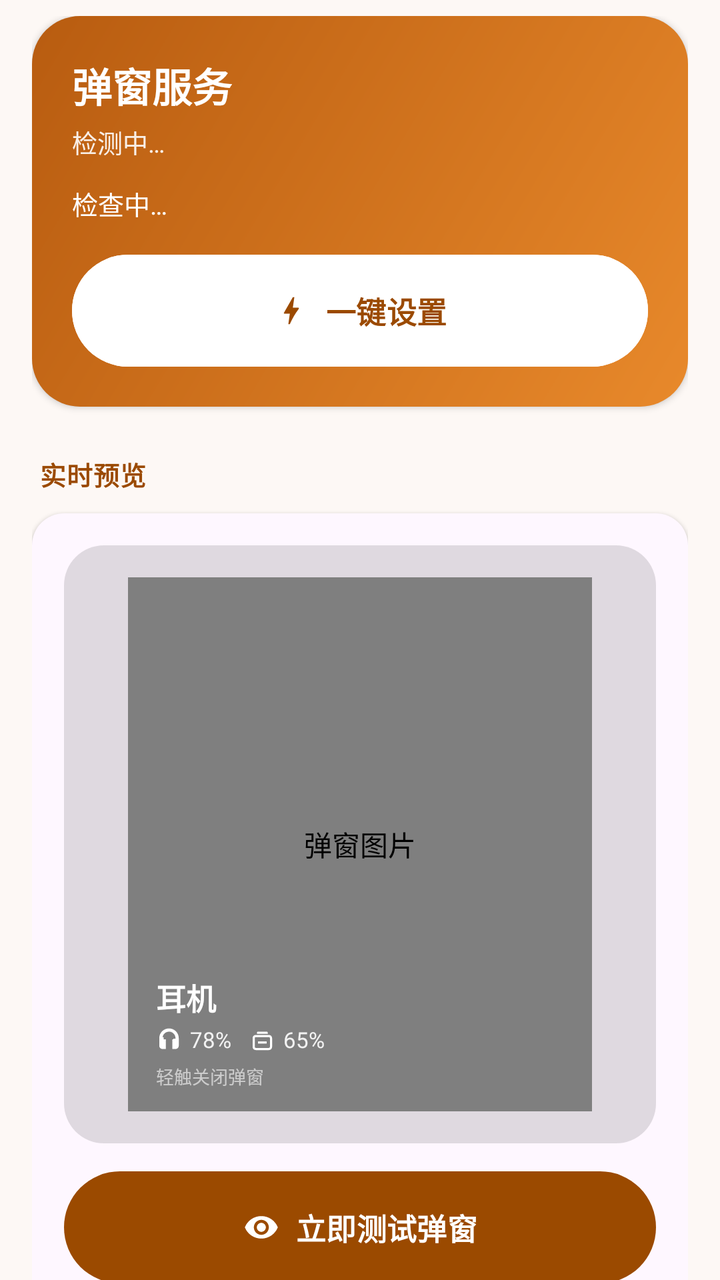
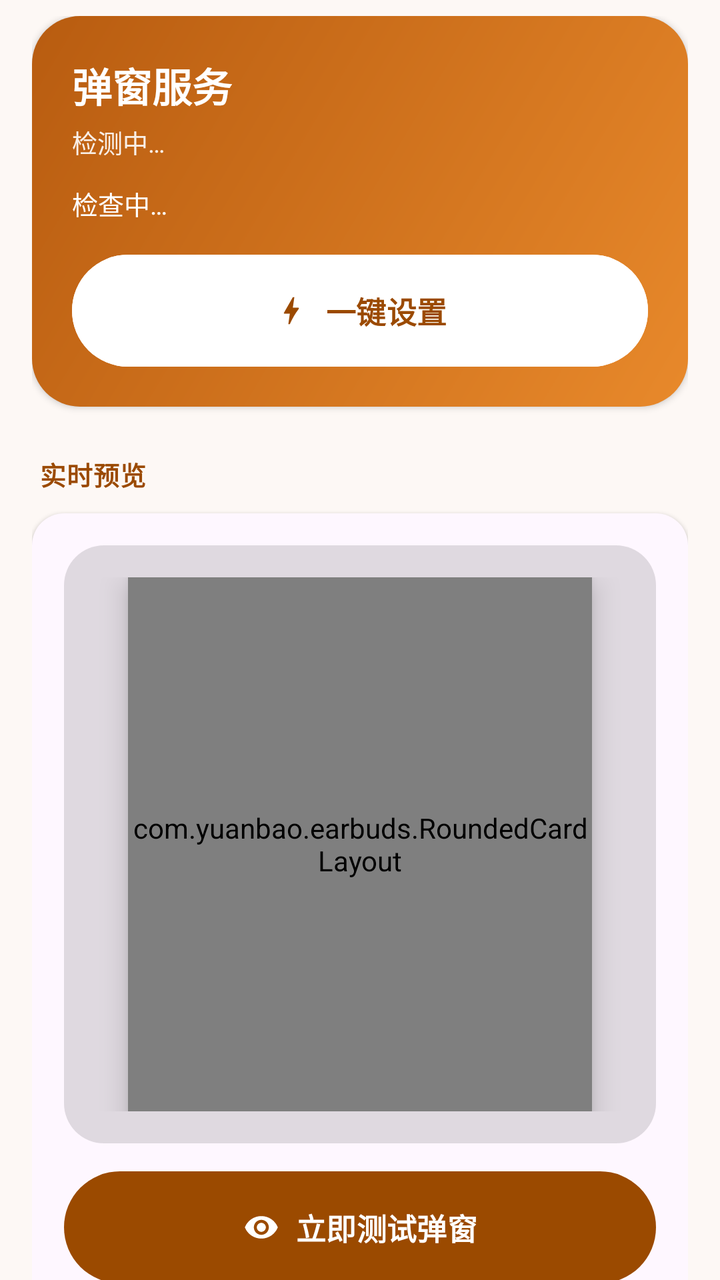

Compare the two renders of this Android layout. The source of the first and the diff that turns it into the second are given below.
<!-- AndroidManifest.xml: application theme AppTheme -->
<!-- res/layout/tab_home.xml -->
<?xml version="1.0" encoding="utf-8"?>
<androidx.core.widget.NestedScrollView xmlns:android="http://schemas.android.com/apk/res/android"
    xmlns:app="http://schemas.android.com/apk/res-auto"
    android:layout_width="match_parent"
    android:layout_height="match_parent"
    android:clipToPadding="false"
    android:overScrollMode="never"
    android:paddingStart="16dp"
    android:paddingTop="8dp"
    android:paddingEnd="16dp"
    android:paddingBottom="96dp">

    

    <LinearLayout
        android:layout_width="match_parent"
        android:layout_height="wrap_content"
        android:orientation="vertical">

        
        <LinearLayout
            android:layout_width="match_parent"
            android:layout_height="wrap_content"
            android:background="@drawable/bg_hero"
            android:elevation="2dp"
            android:orientation="vertical"
            android:padding="20dp">

            <TextView
                android:layout_width="wrap_content"
                android:layout_height="wrap_content"
                android:text="弹窗服务"
                android:textColor="#FFFFFFFF"
                android:textSize="20sp"
                android:textStyle="bold" />

            <TextView
                android:id="@+id/tvDevice"
                android:layout_width="wrap_content"
                android:layout_height="wrap_content"
                android:layout_marginTop="4dp"
                android:alpha="0.9"
                android:text="检测中…"
                android:textColor="#FFFFFFFF"
                android:textSize="12.5sp" />

            <TextView
                android:id="@+id/permStatus"
                android:layout_width="match_parent"
                android:layout_height="wrap_content"
                android:layout_marginTop="12dp"
                android:lineSpacingExtra="3dp"
                android:text="检查中…"
                android:textColor="#FFFFFFFF"
                android:textSize="13sp" />

            <com.google.android.material.button.MaterialButton
                android:id="@+id/btnSetup"
                style="@style/AppButton"
                android:layout_width="match_parent"
                android:layout_height="wrap_content"
                android:layout_marginTop="16dp"
                android:backgroundTint="#FFFFFFFF"
                android:text="一键设置"
                android:textColor="#FF9B4A00"
                app:icon="@drawable/ic_bolt"
                app:iconGravity="textStart"
                app:iconTint="#FF9B4A00" />
        </LinearLayout>

        
        <TextView
            style="@style/TextSectionTitle"
            android:layout_marginStart="4dp"
            android:layout_marginTop="24dp"
            android:text="实时预览" />

        <LinearLayout
            android:layout_width="match_parent"
            android:layout_height="wrap_content"
            android:layout_marginTop="10dp"
            android:background="@drawable/bg_group"
            android:elevation="1dp"
            android:orientation="vertical"
            android:padding="16dp">

            <FrameLayout
                android:layout_width="match_parent"
                android:layout_height="wrap_content"
                android:background="@drawable/bg_stage"
                android:padding="16dp">

                <LinearLayout
                    android:id="@+id/pvCard"
                    android:layout_width="232dp"
                    android:layout_height="267dp"
                    android:layout_gravity="center_horizontal"
                    android:elevation="8dp"
                    android:orientation="vertical">

                    <FrameLayout
                        android:id="@+id/pvImageArea"
                        android:layout_width="match_parent"
                        android:layout_height="match_parent">

                        <com.yuanbao.earbuds.RoundedImageView
                            android:id="@+id/pvImage"
                            android:layout_width="match_parent"
                            android:layout_height="match_parent"
                            android:contentDescription="弹窗图片"
                            android:scaleType="matrix" />

                        <View
                            android:id="@+id/pvGradient"
                            android:layout_width="match_parent"
                            android:layout_height="52dp"
                            android:layout_gravity="bottom"
                            android:importantForAccessibility="no" />

                        <LinearLayout
                            android:id="@+id/pvDetail"
                            android:layout_width="match_parent"
                            android:layout_height="wrap_content"
                            android:layout_gravity="bottom"
                            android:orientation="vertical"
                            android:paddingStart="14dp"
                            android:paddingEnd="14dp"
                            android:paddingTop="7dp"
                            android:paddingBottom="11dp">

                            <TextView
                                android:id="@+id/pvDeviceName"
                                android:layout_width="match_parent"
                                android:layout_height="wrap_content"
                                android:ellipsize="end"
                                android:includeFontPadding="false"
                                android:lines="1"
                                android:singleLine="true"
                                android:text="耳机"
                                android:textColor="#FFFFFFFF"
                                android:textSize="15sp"
                                android:textStyle="bold" />

                            <LinearLayout
                                android:layout_width="match_parent"
                                android:layout_height="wrap_content"
                                android:layout_marginTop="4dp"
                                android:gravity="center_vertical"
                                android:orientation="horizontal">

                                <ImageView
                                    android:layout_width="13dp"
                                    android:layout_height="13dp"
                                    android:contentDescription="电量"
                                    android:src="@drawable/ic_earbuds" />

                                <TextView
                                    android:id="@+id/pvBattery"
                                    android:layout_width="wrap_content"
                                    android:layout_height="wrap_content"
                                    android:layout_marginStart="4dp"
                                    android:includeFontPadding="false"
                                    android:lines="1"
                                    android:singleLine="true"
                                    android:text="78%"
                                    android:textColor="#E6FFFFFF"
                                    android:textSize="11sp" />

                                <ImageView
                                    android:layout_width="13dp"
                                    android:layout_height="13dp"
                                    android:layout_marginStart="9dp"
                                    android:contentDescription="充电盒"
                                    android:src="@drawable/ic_case" />

                                <TextView
                                    android:id="@+id/pvCase"
                                    android:layout_width="wrap_content"
                                    android:layout_height="wrap_content"
                                    android:layout_marginStart="4dp"
                                    android:includeFontPadding="false"
                                    android:lines="1"
                                    android:singleLine="true"
                                    android:text="65%"
                                    android:textColor="#E6FFFFFF"
                                    android:textSize="11sp" />
                            </LinearLayout>

                            <TextView
                                android:id="@+id/pvTip"
                                android:layout_width="match_parent"
                                android:layout_height="wrap_content"
                                android:layout_marginTop="5dp"
                                android:includeFontPadding="false"
                                android:lines="1"
                                android:singleLine="true"
                                android:text="轻触关闭弹窗"
                                android:textColor="#99FFFFFF"
                                android:textSize="9sp" />

                            <TextView
                                android:id="@+id/pvInfo"
                                android:layout_width="wrap_content"
                                android:layout_height="wrap_content"
                                android:visibility="gone" />
                        </LinearLayout>
                    </FrameLayout>
                </LinearLayout>
            </FrameLayout>

            <com.google.android.material.button.MaterialButton
                android:id="@+id/btnTest"
                style="@style/AppButton"
                android:layout_width="match_parent"
                android:layout_height="wrap_content"
                android:layout_marginTop="14dp"
                android:text="立即测试弹窗"
                app:icon="@drawable/ic_preview"
                app:iconGravity="textStart" />
        </LinearLayout>

        
        <TextView
            style="@style/TextSectionTitle"
            android:layout_marginStart="4dp"
            android:layout_marginTop="24dp"
            android:text="快捷操作" />

        <LinearLayout
            style="@style/AppGroup"
            android:layout_marginTop="10dp"
            android:elevation="1dp">

            <LinearLayout
                android:id="@+id/rowBlockMi"
                style="@style/AppRow">

                <ImageView
                    style="@style/AppRowIcon"
                    android:contentDescription="屏蔽"
                    android:src="@drawable/ic_shield" />

                <LinearLayout style="@style/AppRowText">
                    <TextView
                        style="@style/TextRowTitle"
                        android:text="屏蔽小米原生弹窗" />
                    <TextView
                        style="@style/TextRowSub"
                        android:text="不关的话两个弹窗会打架" />
                </LinearLayout>

                <ImageView
                    style="@style/AppRowIcon"
                    android:layout_width="20dp"
                    android:layout_height="20dp"
                    android:contentDescription="前往"
                    android:src="@drawable/ic_chevron" />
            </LinearLayout>

            <View
                android:layout_width="match_parent"
                android:layout_height="1dp"
                android:layout_marginStart="56dp"
                android:background="@color/ui_divider" />

            <LinearLayout
                android:id="@+id/rowAdb"
                style="@style/AppRow">

                <ImageView
                    style="@style/AppRowIcon"
                    android:contentDescription="命令"
                    android:src="@drawable/ic_bluetooth" />

                <LinearLayout style="@style/AppRowText">
                    <TextView
                        style="@style/TextRowTitle"
                        android:text="复制授权命令" />
                    <TextView
                        style="@style/TextRowSub"
                        android:text="一键设置失效时的备用方案" />
                </LinearLayout>

                <ImageView
                    style="@style/AppRowIcon"
                    android:layout_width="20dp"
                    android:layout_height="20dp"
                    android:contentDescription="前往"
                    android:src="@drawable/ic_chevron" />
            </LinearLayout>
        </LinearLayout>

    </LinearLayout>
</androidx.core.widget.NestedScrollView>
<!-- resources referenced by this layout -->
<resources>
  <color name="ui_divider">#FFE6E0DA</color>
  <!-- drawable bg_group (drawable) -->
  <?xml version="1.0" encoding="utf-8"?>
  <shape xmlns:android="http://schemas.android.com/apk/res/android"
      android:shape="rectangle">
      <solid android:color="?attr/colorSurface" />
      <corners android:radius="16dp" />
  </shape>
  <!-- drawable bg_hero (drawable) -->
  <?xml version="1.0" encoding="utf-8"?>
  <shape xmlns:android="http://schemas.android.com/apk/res/android"
      android:shape="rectangle">
      <gradient
          android:angle="135"
          android:endColor="#FFB85C10"
          android:startColor="#FFE8892B"
          android:type="linear" />
      <corners android:radius="24dp" />
  </shape>
  <!-- drawable bg_stage (drawable) -->
  <?xml version="1.0" encoding="utf-8"?>
  <shape xmlns:android="http://schemas.android.com/apk/res/android"
      android:shape="rectangle">
      <solid android:color="#1F000000" />
      <corners android:radius="20dp" />
  </shape>
  <style name="AppGroup">
          <item name="android:background">@drawable/bg_group</item>
          <item name="android:layout_width">match_parent</item>
          <item name="android:layout_height">wrap_content</item>
          <item name="android:orientation">vertical</item>
      </style>
  <style name="AppRowIcon">
          <item name="android:layout_width">24dp</item>
          <item name="android:layout_height">24dp</item>
          <item name="android:layout_gravity">center_vertical</item>
          <item name="android:tint">@color/ui_text_secondary</item>
      </style>
  <style name="AppRowText">
          <item name="android:layout_width">0dp</item>
          <item name="android:layout_height">wrap_content</item>
          <item name="android:layout_weight">1</item>
          <item name="android:layout_gravity">center_vertical</item>
          <item name="android:layout_marginStart">20dp</item>
          <item name="android:orientation">vertical</item>
      </style>
  <style name="TextRowSub">
          <item name="android:layout_width">match_parent</item>
          <item name="android:layout_height">wrap_content</item>
          <item name="android:layout_marginTop">2dp</item>
          <item name="android:textSize">12.5sp</item>
          <item name="android:textColor">@color/ui_text_secondary</item>
      </style>
  <style name="TextRowTitle">
          <item name="android:layout_width">match_parent</item>
          <item name="android:layout_height">wrap_content</item>
          <item name="android:textSize">15.5sp</item>
          <item name="android:textColor">@color/ui_text_primary</item>
      </style>
  <style name="TextSectionTitle">
          <item name="android:layout_width">wrap_content</item>
          <item name="android:layout_height">wrap_content</item>
          <item name="android:textSize">13sp</item>
          <item name="android:textStyle">bold</item>
          <item name="android:letterSpacing">0.02</item>
          <item name="android:textColor">@color/md_primary</item>
      </style>
  <color name="ui_text_secondary">#FF6B6B6B</color>
  <color name="ui_text_primary">#FF1A1A1A</color>
  <color name="md_primary">#FF9B4A00</color>
  <color name="md_on_primary">#FFFFFFFF</color>
  <color name="md_primary_container">#FFFFDCC2</color>
  <color name="md_on_primary_container">#FF2E1500</color>
  <color name="md_secondary_container">#FFF3DDD3</color>
  <color name="md_on_secondary_container">#FF2B1710</color>
  <color name="md_tertiary_container">#FFD8E9D6</color>
  <color name="md_on_tertiary_container">#FF10200F</color>
  <color name="md_error">#FFBA1A1A</color>
  <color name="md_error_container">#FFFFDAD6</color>
  <color name="md_on_error_container">#FF410002</color>
  <color name="md_background">#FFFDF8F5</color>
  <!-- unchanged entries left out for length: 10 -->
</resources>

<!-- the commit's change to res/layout/tab_home.xml (unified diff, before → after) -->
@@ -90,13 +90,13 @@
                 android:background="@drawable/bg_stage"
                 android:padding="16dp">
 
-                <LinearLayout
+                
+                <com.yuanbao.earbuds.RoundedCardLayout
                     android:id="@+id/pvCard"
                     android:layout_width="232dp"
                     android:layout_height="267dp"
                     android:layout_gravity="center_horizontal"
-                    android:elevation="8dp"
-                    android:orientation="vertical">
+                    android:elevation="8dp">
 
                     <FrameLayout
                         android:id="@+id/pvImageArea"
@@ -205,7 +205,7 @@
                                 android:visibility="gone" />
                         </LinearLayout>
                     </FrameLayout>
-                </LinearLayout>
+                </com.yuanbao.earbuds.RoundedCardLayout>
             </FrameLayout>
 
             <com.google.android.material.button.MaterialButton
